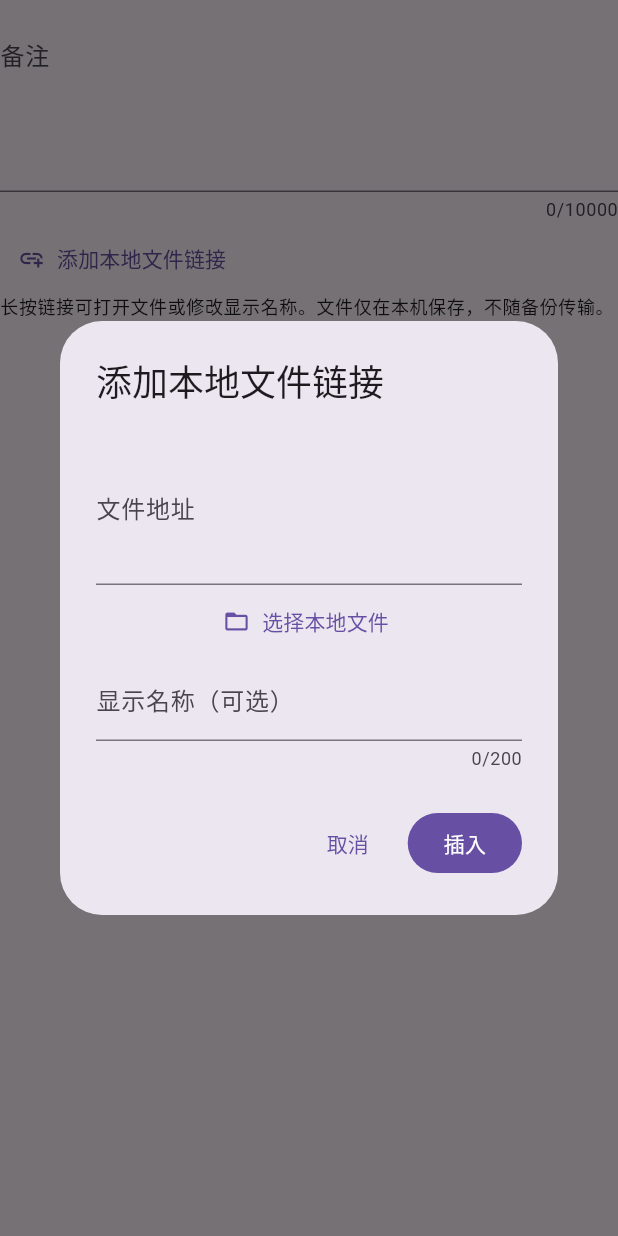
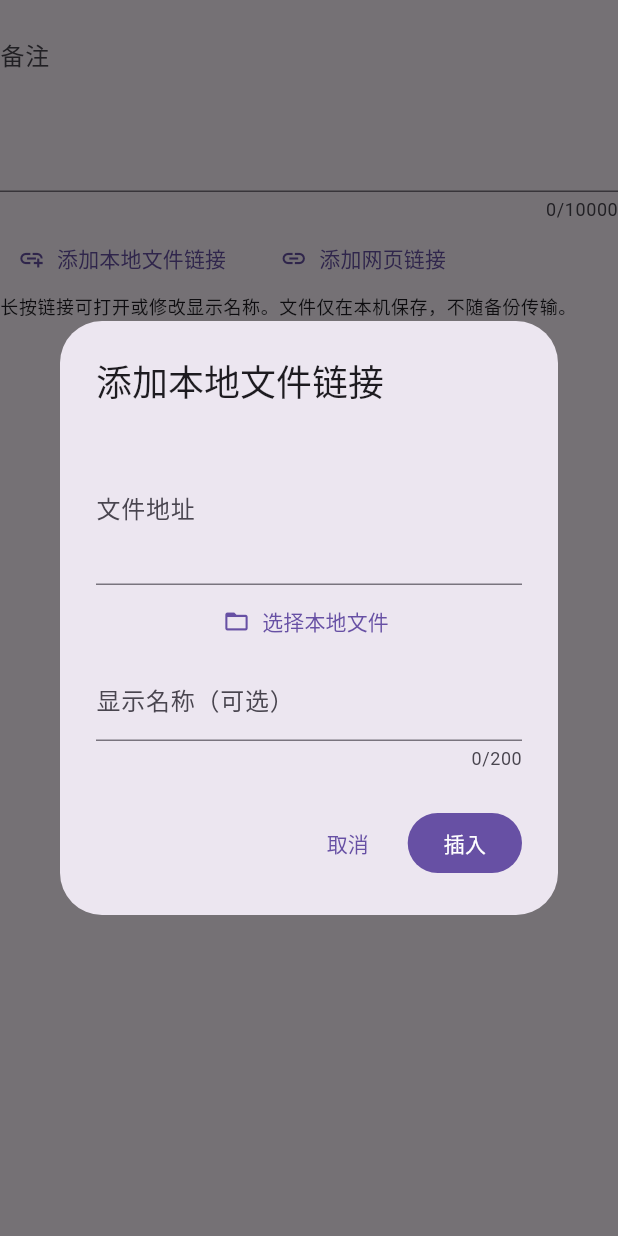
Before and after one commit to navihouse/focus-garden, a Flutter app: the NotesEditor widget shown alone on an empty page, opened directly with empty values, after a tap on "添加本地文件链接", on a phone screen of 412 x 824 dp. Run offline on Flutter 3.47's test engine with Material 3 defaults, Android fonts, the phone set to English and light mode, and no system bars; our stand-ins replace drift, file_picker; missing offline and left inert: media_kit, tray_manager, window_manager; accounts and stored records are empty.

Commit message:
Support web links in task notes and exclusive playback modes

```diff
--- a/app/lib/domain/models.dart
+++ b/app/lib/domain/models.dart
@@ -110,8 +110,8 @@ class TaskItem {
       if (link.start < previousEnd ||
           link.end <= link.start ||
           link.end > t.notes.length ||
-          localFilePath(link.target) != link.target) {
-        throw const FormatException('备注链接越界、重叠或文件地址无效');
+          noteLinkTarget(link.target) != link.target) {
+        throw const FormatException('备注链接越界、重叠或地址无效');
       }
       previousEnd = link.end;
     }
--- a/app/lib/domain/music_library.dart
+++ b/app/lib/domain/music_library.dart
@@ -32,18 +32,24 @@ class MusicPlaylist {
   }
 }
 
+enum MusicPlaybackMode { playlistLoop, singleLoop, shuffle }
+
 class MusicLibrary {
   final List<MusicPlaylist> playlists;
   String selectedId;
   int index;
-  bool shuffle;
-  String repeat;
+  MusicPlaybackMode mode;
+  bool get shuffle => mode == MusicPlaybackMode.shuffle;
+  String get repeat => switch (mode) {
+        MusicPlaybackMode.playlistLoop => 'all',
+        MusicPlaybackMode.singleLoop => 'one',
+        MusicPlaybackMode.shuffle => 'off',
+      };
   MusicLibrary(
       {required this.playlists,
       required this.selectedId,
       this.index = 0,
-      this.shuffle = false,
-      this.repeat = 'all'});
+      this.mode = MusicPlaybackMode.playlistLoop});
   factory MusicLibrary.empty() => MusicLibrary(
       playlists: [MusicPlaylist(id: 'default', name: '默认歌单')],
       selectedId: 'default');
@@ -79,10 +85,11 @@ class MusicLibrary {
         playlists: playlists,
         selectedId: json['selectedId'],
         index: json['index'] is int ? json['index'] as int : 0,
-        shuffle: json['shuffle'] == true,
-        repeat: ['all', 'one'].contains(json['repeat'])
-            ? json['repeat'] as String
-            : 'all');
+        mode: json['shuffle'] == true
+            ? MusicPlaybackMode.shuffle
+            : json['repeat'] == 'one'
+                ? MusicPlaybackMode.singleLoop
+                : MusicPlaybackMode.playlistLoop);
     result.index = result.current.tracks.isEmpty
         ? 0
         : result.index.clamp(0, result.current.tracks.length - 1);
--- a/app/lib/main.dart
+++ b/app/lib/main.dart
@@ -522,13 +522,14 @@ class _HomeState extends State<Home> {
                       : () => c.perform(() => c.music('next')),
                   icon: const Icon(Icons.skip_next)),
               IconButton(
-                  tooltip: '随机播放',
+                  tooltip: '随机播放（播完停止）',
                   onPressed: () => c.perform(() => c.music('shuffle')),
                   color:
                       c.shuffle ? Theme.of(context).colorScheme.primary : null,
                   icon: const Icon(Icons.shuffle)),
               IconButton(
-                  tooltip: '循环：${{'all': '列表', 'one': '单曲'}[c.repeat]}',
+                  tooltip:
+                      '循环：${{'all': '列表', 'one': '单曲', 'off': '关闭'}[c.repeat]}',
                   onPressed: () => c.perform(() => c.music('repeat')),
                   icon:
                       Icon(c.repeat == 'one' ? Icons.repeat_one : Icons.repeat),
--- a/app/lib/notes_editor.dart
+++ b/app/lib/notes_editor.dart
@@ -52,12 +52,15 @@ class _NotesEditorState extends State<NotesEditor> {
 
   Future<void> openLink(NoteFileLink link) async {
     try {
-      await AppController.native
-          .invokeMethod('openLocalFile', {'path': link.target});
+      await AppController.native.invokeMethod(
+          link.isWeb ? 'openWebLink' : 'openLocalFile',
+          {link.isWeb ? 'url' : 'path': link.target});
       if (mounted) setState(() => error = null);
     } catch (_) {
       if (mounted) {
-        setState(() => error = '无法打开文件，请确认文件在当前设备上存在、可访问，且已安装对应的打开程序。');
+        setState(() => error = link.isWeb
+            ? '无法打开网页，请确认设备已安装浏览器。'
+            : '无法打开文件，请确认文件在当前设备上存在、可访问，且已安装对应的打开程序。');
       }
     }
   }
@@ -117,14 +120,15 @@ class _NotesEditorState extends State<NotesEditor> {
     name.dispose();
   }
 
-  Future<void> addLink() async {
+  Future<void> addLink({bool web = false}) async {
     final path = TextEditingController(), label = TextEditingController();
     final form = GlobalKey<FormState>();
     String? cachedSource;
+    final normalize = web ? webLinkUrl : localFilePath;
     final route = DialogRoute<(String, String)>(
         context: context,
         builder: (ctx) => AlertDialog(
-                title: const Text('添加本地文件链接'),
+                title: Text(web ? '添加网页链接' : '添加本地文件链接'),
                 content: SizedBox(
                     width: 440,
                     child: Form(
@@ -137,12 +141,17 @@ class _NotesEditorState extends State<NotesEditor> {
                                   key: const ValueKey('link-path'),
                                   controller: path,
                                   maxLines: 3,
-                                  decoration:
-                                      const InputDecoration(labelText: '文件地址'),
-                                  validator: (v) =>
-                                      localFilePath(v ?? '') == null
-                                          ? '填写完整的本地文件地址'
+                                  keyboardType: web ? TextInputType.url : null,
+                                  decoration: InputDecoration(
+                                      labelText: web ? '网页地址' : '文件地址',
+                                      hintText:
+                                          web ? 'https://example.com' : null),
+                                  validator: (v) => normalize(v ?? '') == null
+                                      ? (web
+                                          ? '填写完整的 HTTP 或 HTTPS 地址'
+                                          : '填写完整的本地文件地址')
                                       : null),
+                              if (!web)
                                 TextButton.icon(
                                     onPressed: () async {
                                       final files =
@@ -176,8 +185,8 @@ class _NotesEditorState extends State<NotesEditor> {
                   FilledButton(
                       onPressed: () {
                         if (form.currentState!.validate()) {
-                          Navigator.pop(ctx,
-                              (localFilePath(path.text)!, label.text.trim()));
+                          Navigator.pop(
+                              ctx, (normalize(path.text)!, label.text.trim()));
                         }
                       },
                       child: const Text('插入'))
@@ -189,7 +198,7 @@ class _NotesEditorState extends State<NotesEditor> {
     if (result == null || !mounted) return;
     String target = result.$1;
     String display = result.$2.isEmpty
-        ? p.basename(target.replaceAll('\\', '/'))
+        ? (web ? target : p.basename(target.replaceAll('\\', '/')))
         : result.$2;
     if (display.isEmpty) display = target;
     final controller = widget.controller;
@@ -201,13 +210,13 @@ class _NotesEditorState extends State<NotesEditor> {
                 (selected.end - selected.start) +
                 display.length >
             10000) {
-      setState(() => error = '备注最多 10000 字、200 个文件链接。');
+      setState(() => error = '备注最多 10000 字、200 个链接。');
       return;
     }
     try {
       // Android document pickers return a temporary cached copy. Own a stable copy
       // inside the app's note-files directory; Windows keeps the original path.
-      if (Platform.isAndroid && target == cachedSource) {
+      if (!web && Platform.isAndroid && target == cachedSource) {
         final root = await getApplicationSupportDirectory();
         final directory = await Directory(p.join(root.path, 'note-files'))
             .create(recursive: true);
@@ -256,7 +265,7 @@ class _NotesEditorState extends State<NotesEditor> {
                                     unawaited(rename(link));
                                   }),
                               ContextMenuButtonItem(
-                                  label: '打开文件',
+                                  label: link.isWeb ? '打开网页' : '打开文件',
                                   onPressed: () {
                                     state.hideToolbar();
                                     unawaited(openLink(link));
@@ -274,15 +283,22 @@ class _NotesEditorState extends State<NotesEditor> {
                         : widget.controller.links.length > 200
                             ? '备注最多 200 个链接'
                             : null))),
+        Wrap(spacing: 8, children: [
           TextButton.icon(
               key: const ValueKey('add-note-link'),
               onPressed: addLink,
               icon: const Icon(Icons.add_link),
               label: const Text('添加本地文件链接')),
+          TextButton.icon(
+              key: const ValueKey('add-note-web-link'),
+              onPressed: () => addLink(web: true),
+              icon: const Icon(Icons.link),
+              label: const Text('添加网页链接')),
+        ]),
         Text(
             Platform.isWindows
-                ? 'Ctrl + 单击打开文件；右键链接可修改显示名称。编辑后请保存任务。'
-                : '长按链接可打开文件或修改显示名称。文件仅在本机保存，不随备份传输。',
+                ? 'Ctrl + 单击打开链接；右键可修改显示名称。编辑后请保存任务。'
+                : '长按链接可打开或修改显示名称。文件仅在本机保存，不随备份传输。',
             style: Theme.of(context).textTheme.bodySmall),
         if (error != null)
           Text(error!,
--- a/app/pubspec.yaml
+++ b/app/pubspec.yaml
@@ -1,7 +1,7 @@
 name: focus_garden
 description: Offline focus timer, local music and evidence-based reports for Windows and Android.
 publish_to: none
-version: 1.10.0+14
+version: 1.11.0+15
 environment:
   sdk: '>=3.5.0 <4.0.0'
 dependencies:
--- a/app/test_support/native_probe.dart
+++ b/app/test_support/native_probe.dart
@@ -77,7 +77,7 @@ void main() {
     await c.music('shuffle');
     await c.saveTracks();
     await Future<void>.delayed(const Duration(milliseconds: 250));
-    final retained = c.player!.state.playlistMode == PlaylistMode.loop &&
+    final retained = c.player!.state.playlistMode == PlaylistMode.none &&
         c.player!.state.shuffle;
     if (!retained) throw StateError('Playlist edit reset repeat/shuffle modes');
     await c.shutdown();
```
Also changed, not shown: app/lib/app_controller.dart (+30 -16 lines), app/lib/data/backup.dart (+8 -2 lines), app/lib/domain/note_link.dart (+29 -1 lines), app/test_support/playlist_probe.dart (+28 -10 lines), 11 other files. Lines whose indentation alone changed are shown as unchanged.
